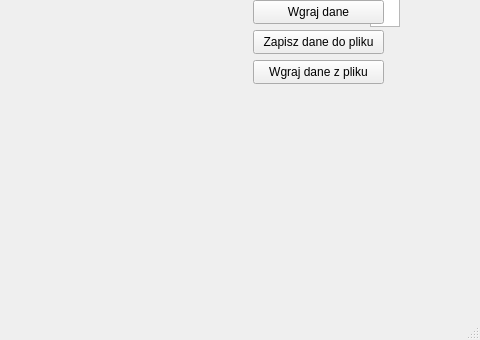
Qt form ProjektUARqt/ukladautomatycznejregulacji.ui (dawib19992/ProjekcikUAR) before a commit; both pictures show x 687 to 1167 and y 370 to 710 of the 1167 by 710 pixel window.
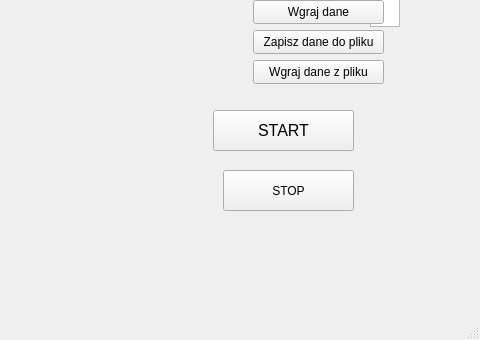
The same form after that commit. Custom widgets are drawn as their Qt base class.

Commit message: System star&stop (W swiftcie śmiga elegancko)

The edit to the form file:
```diff
--- a/ProjektUARqt/ukladautomatycznejregulacji.ui
+++ b/ProjektUARqt/ukladautomatycznejregulacji.ui
@@ -286,6 +286,37 @@
      </rect>
     </property>
    </widget>
+   <widget class="QPushButton" name="start_symulacji">
+    <property name="geometry">
+     <rect>
+      <x>900</x>
+      <y>480</y>
+      <width>141</width>
+      <height>41</height>
+     </rect>
+    </property>
+    <property name="font">
+     <font>
+      <pointsize>12</pointsize>
+     </font>
+    </property>
+    <property name="text">
+     <string>START</string>
+    </property>
+   </widget>
+   <widget class="QPushButton" name="stop_symulacji">
+    <property name="geometry">
+     <rect>
+      <x>910</x>
+      <y>540</y>
+      <width>131</width>
+      <height>41</height>
+     </rect>
+    </property>
+    <property name="text">
+     <string>STOP</string>
+    </property>
+   </widget>
   </widget>
   <widget class="QMenuBar" name="menubar">
    <property name="geometry">
```
The commit also changes 2 other files.
